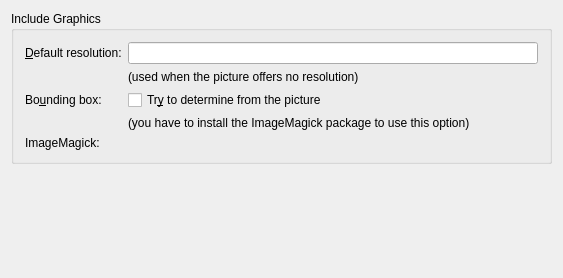
Old version of the form src/widgets/graphicsconfigwidget.ui in the repository KDE/kile.
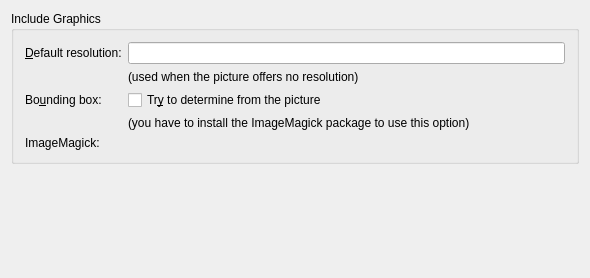
New version of the form. Custom widgets are drawn as their Qt base class.

Patch:
```diff
--- a/src/widgets/graphicsconfigwidget.ui
+++ b/src/widgets/graphicsconfigwidget.ui
@@ -6,7 +6,7 @@
    <rect>
     <x>0</x>
     <y>0</y>
-    <width>563</width>
+    <width>590</width>
     <height>278</height>
    </rect>
   </property>
```
